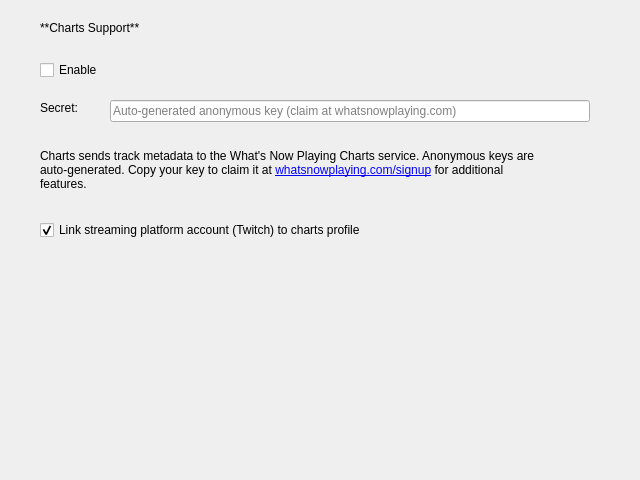
Above: nowplaying/resources/ui/notifications_charts.ui from whatsnowplaying/whats-now-playing before the change. Below: the same form after it.
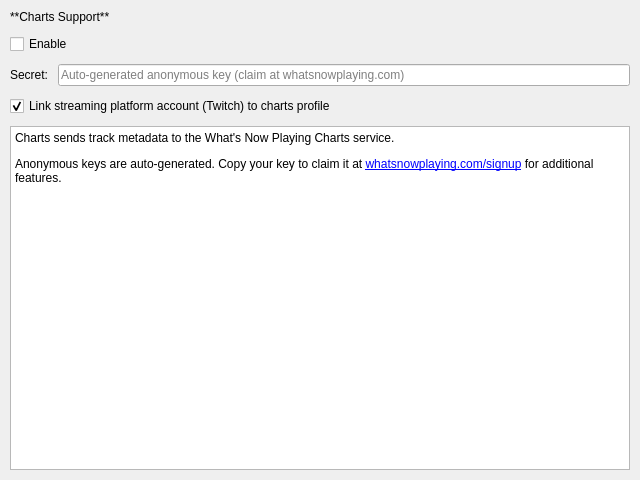
That is the form after the change.

```diff
--- a/nowplaying/resources/ui/notifications_charts.ui
+++ b/nowplaying/resources/ui/notifications_charts.ui
@@ -16,15 +16,15 @@
   <property name="displayName" stdset="0">
    <string>Charts</string>
   </property>
+  <layout class="QVBoxLayout" name="main_layout">
+   <property name="margin">
+    <number>10</number>
+   </property>
+   <property name="spacing">
+    <number>10</number>
+   </property>
+   <item>
   <widget class="QLabel" name="header_label">
-   <property name="geometry">
-    <rect>
-     <x>40</x>
-     <y>20</y>
-     <width>281</width>
-     <height>16</height>
-    </rect>
-   </property>
    <property name="text">
     <string>**Charts Support**</string>
    </property>
@@ -32,41 +32,25 @@
     <enum>Qt::MarkdownText</enum>
    </property>
   </widget>
+   </item>
+   <item>
   <widget class="QCheckBox" name="enable_checkbox">
-   <property name="geometry">
-    <rect>
-     <x>40</x>
-     <y>60</y>
-     <width>86</width>
-     <height>20</height>
-    </rect>
-   </property>
    <property name="text">
     <string>Enable</string>
    </property>
   </widget>
+   </item>
+   <item>
+    <layout class="QHBoxLayout" name="secret_layout">
+     <item>
   <widget class="QLabel" name="secret_label">
-   <property name="geometry">
-    <rect>
-     <x>40</x>
-     <y>100</y>
-     <width>67</width>
-     <height>16</height>
-    </rect>
-   </property>
    <property name="text">
     <string>Secret:</string>
    </property>
   </widget>
+     </item>
+     <item>
   <widget class="QLineEdit" name="secret_lineedit">
-   <property name="geometry">
-    <rect>
-     <x>110</x>
-     <y>100</y>
-     <width>480</width>
-     <height>22</height>
-    </rect>
-   </property>
    <property name="placeholderText">
     <string>Auto-generated anonymous key (claim at whatsnowplaying.com)</string>
    </property>
@@ -74,38 +58,11 @@
     <enum>QLineEdit::Normal</enum>
    </property>
   </widget>
-  <widget class="QLabel" name="description_label">
-   <property name="geometry">
-    <rect>
-     <x>40</x>
-     <y>140</y>
-     <width>500</width>
-     <height>60</height>
-    </rect>
-   </property>
-   <property name="text">
-    <string>Charts sends track metadata to the What's Now Playing Charts service.
-Anonymous keys are auto-generated. Copy your key to claim it at &lt;a href="https://whatsnowplaying.com/signup"&gt;whatsnowplaying.com/signup&lt;/a&gt; for additional features.</string>
-   </property>
-   <property name="wordWrap">
-    <bool>true</bool>
-   </property>
-   <property name="textFormat">
-    <enum>Qt::RichText</enum>
-   </property>
-   <property name="openExternalLinks">
-    <bool>true</bool>
-   </property>
-  </widget>
+     </item>
+    </layout>
+   </item>
+   <item>
   <widget class="QCheckBox" name="link_platform_checkbox">
-   <property name="geometry">
-    <rect>
-     <x>40</x>
-     <y>220</y>
-     <width>500</width>
-     <height>20</height>
-    </rect>
-   </property>
    <property name="text">
     <string>Link streaming platform account (Twitch) to charts profile</string>
    </property>
@@ -113,6 +70,30 @@
     <bool>true</bool>
    </property>
   </widget>
+   </item>
+   <item>
+    <widget class="QTextBrowser" name="description_label">
+     <property name="sizePolicy">
+      <sizepolicy hsizetype="Expanding" vsizetype="Expanding">
+       <horstretch>0</horstretch>
+       <verstretch>1</verstretch>
+      </sizepolicy>
+     </property>
+     <property name="html">
+      <string>&lt;!DOCTYPE HTML PUBLIC &quot;-//W3C//DTD HTML 4.0//EN&quot; &quot;http://www.w3.org/TR/REC-html40/strict.dtd&quot;&gt;
+&lt;html&gt;&lt;head&gt;&lt;meta name=&quot;qrichtext&quot; content=&quot;1&quot; /&gt;&lt;style type=&quot;text/css&quot;&gt;
+p, li { white-space: pre-wrap; }
+&lt;/style&gt;&lt;/head&gt;&lt;body&gt;
+&lt;p&gt;Charts sends track metadata to the What's Now Playing Charts service.&lt;/p&gt;
+&lt;p&gt;Anonymous keys are auto-generated. Copy your key to claim it at &lt;a href=&quot;https://whatsnowplaying.com/signup&quot;&gt;whatsnowplaying.com/signup&lt;/a&gt; for additional features.&lt;/p&gt;
+&lt;/body&gt;&lt;/html&gt;</string>
+     </property>
+     <property name="openExternalLinks">
+      <bool>true</bool>
+     </property>
+    </widget>
+   </item>
+  </layout>
  </widget>
  <resources/>
  <connections/>
```
Lines whose indentation alone changed are shown as unchanged.
